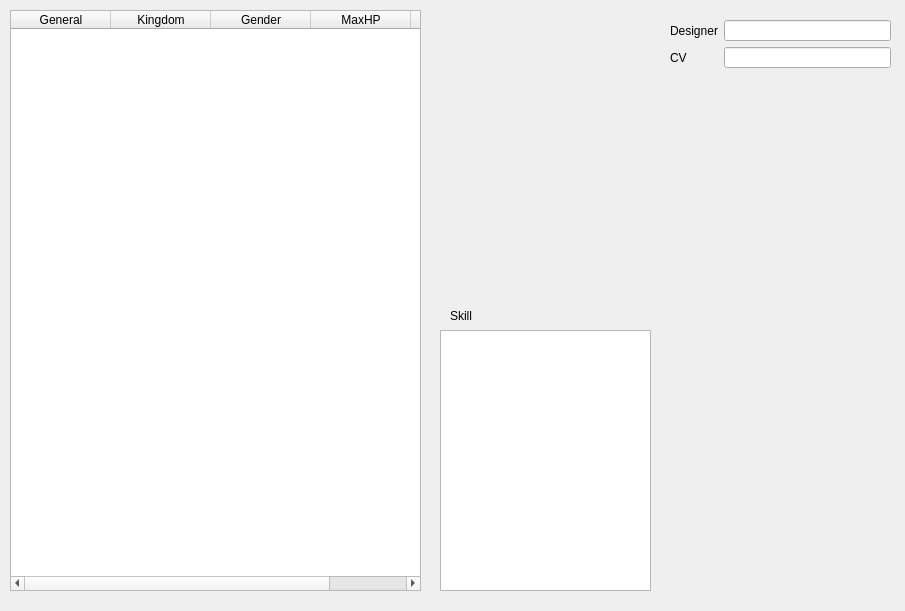
Before: the Qt Designer form src/dialog/generaloverview.ui in Mogara/QSanguosha, drawn with Qt 5.
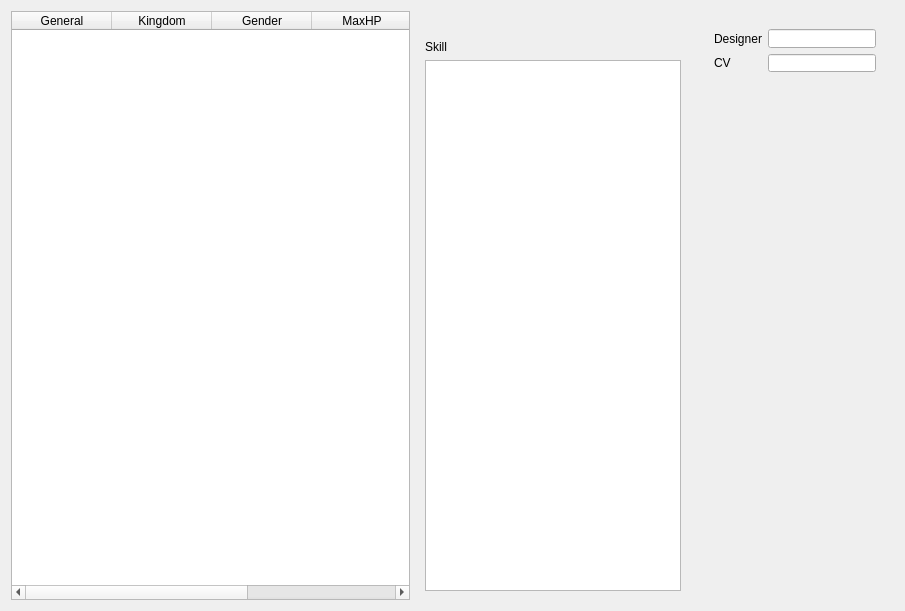
After: the same form once the commit is applied. Icons and pictures are not drawn.

Commit message: trivial layout adjustments

The edit to the form file:
```diff
--- a/src/dialog/generaloverview.ui
+++ b/src/dialog/generaloverview.ui
@@ -16,15 +16,9 @@
   <property name="windowTitle">
    <string>General Overview</string>
   </property>
+  <layout class="QHBoxLayout" name="horizontalLayout_2">
+   <item>
   <widget class="QTableWidget" name="tableWidget">
-   <property name="geometry">
-    <rect>
-     <x>10</x>
-     <y>10</y>
-     <width>411</width>
-     <height>581</height>
-    </rect>
-   </property>
    <property name="editTriggers">
     <set>QAbstractItemView::NoEditTriggers</set>
    </property>
@@ -63,41 +57,14 @@
     </property>
    </column>
   </widget>
-  <widget class="QLabel" name="skillLabel">
-   <property name="geometry">
-    <rect>
-     <x>450</x>
-     <y>310</y>
-     <width>30</width>
-     <height>12</height>
-    </rect>
-   </property>
-   <property name="text">
-    <string>Skill</string>
-   </property>
-  </widget>
-  <widget class="QTextEdit" name="skillTextEdit">
-   <property name="geometry">
-    <rect>
-     <x>440</x>
-     <y>330</y>
-     <width>211</width>
-     <height>261</height>
-    </rect>
-   </property>
-   <property name="readOnly">
-    <bool>true</bool>
-   </property>
-  </widget>
+   </item>
+   <item>
+    <layout class="QHBoxLayout" name="horizontalLayout">
+     <item>
+      <widget class="QFrame" name="">
+       <layout class="QVBoxLayout" name="verticalLayout_2">
+        <item>
   <widget class="QLabel" name="generalPhoto">
-   <property name="geometry">
-    <rect>
-     <x>450</x>
-     <y>10</y>
-     <width>200</width>
-     <height>290</height>
-    </rect>
-   </property>
    <property name="text">
     <string/>
    </property>
@@ -105,14 +72,83 @@
     <pixmap>../image/generals/card/caocao.jpg</pixmap>
    </property>
   </widget>
+        </item>
+        <item>
+         <widget class="QLabel" name="skillLabel">
+          <property name="text">
+           <string>Skill</string>
+          </property>
+         </widget>
+        </item>
+        <item>
+         <widget class="QTextEdit" name="skillTextEdit">
+          <property name="readOnly">
+           <bool>true</bool>
+          </property>
+         </widget>
+        </item>
+       </layout>
+      </widget>
+     </item>
+     <item>
+      <widget class="QFrame" name="">
+       <layout class="QVBoxLayout" name="verticalLayout">
+        <item>
+         <widget class="QFrame" name="frame">
+          <property name="maximumSize">
+           <size>
+            <width>221</width>
+            <height>61</height>
+           </size>
+          </property>
+          <layout class="QGridLayout" name="gridLayout">
+           <item row="1" column="1">
+            <widget class="QLineEdit" name="cvLineEdit">
+             <property name="frame">
+              <bool>true</bool>
+             </property>
+             <property name="alignment">
+              <set>Qt::AlignRight|Qt::AlignTrailing|Qt::AlignVCenter</set>
+             </property>
+             <property name="readOnly">
+              <bool>true</bool>
+             </property>
+            </widget>
+           </item>
+           <item row="1" column="0">
+            <widget class="QLabel" name="cvLabel">
+             <property name="text">
+              <string>CV</string>
+             </property>
+            </widget>
+           </item>
+           <item row="0" column="1">
+            <widget class="QLineEdit" name="designerLineEdit">
+             <property name="alignment">
+              <set>Qt::AlignRight|Qt::AlignTrailing|Qt::AlignVCenter</set>
+             </property>
+             <property name="readOnly">
+              <bool>true</bool>
+             </property>
+            </widget>
+           </item>
+           <item row="0" column="0">
+            <widget class="QLabel" name="designerLabel">
+             <property name="text">
+              <string>Designer</string>
+             </property>
+            </widget>
+           </item>
+          </layout>
+         </widget>
+        </item>
+        <item>
   <widget class="QScrollArea" name="scrollArea">
-   <property name="geometry">
-    <rect>
-     <x>670</x>
-     <y>80</y>
+          <property name="maximumSize">
+           <size>
      <width>221</width>
-     <height>511</height>
-    </rect>
+            <height>16777215</height>
+           </size>
    </property>
    <property name="frameShape">
     <enum>QFrame::NoFrame</enum>
@@ -125,61 +161,19 @@
      <rect>
       <x>0</x>
       <y>0</y>
-      <width>221</width>
-      <height>511</height>
+             <width>189</width>
+             <height>535</height>
      </rect>
     </property>
    </widget>
   </widget>
-  <widget class="QWidget" name="layoutWidget">
-   <property name="geometry">
-    <rect>
-     <x>670</x>
-     <y>20</y>
-     <width>221</width>
-     <height>48</height>
-    </rect>
-   </property>
-   <layout class="QGridLayout" name="gridLayout">
-    <item row="0" column="0">
-     <widget class="QLabel" name="designerLabel">
-      <property name="text">
-       <string>Designer</string>
-      </property>
-     </widget>
-    </item>
-    <item row="0" column="1">
-     <widget class="QLineEdit" name="designerLineEdit">
-      <property name="alignment">
-       <set>Qt::AlignRight|Qt::AlignTrailing|Qt::AlignVCenter</set>
-      </property>
-      <property name="readOnly">
-       <bool>true</bool>
-      </property>
-     </widget>
-    </item>
-    <item row="1" column="0">
-     <widget class="QLabel" name="cvLabel">
-      <property name="text">
-       <string>CV</string>
-      </property>
-     </widget>
-    </item>
-    <item row="1" column="1">
-     <widget class="QLineEdit" name="cvLineEdit">
-      <property name="frame">
-       <bool>true</bool>
-      </property>
-      <property name="alignment">
-       <set>Qt::AlignRight|Qt::AlignTrailing|Qt::AlignVCenter</set>
-      </property>
-      <property name="readOnly">
-       <bool>true</bool>
-      </property>
-     </widget>
-    </item>
-   </layout>
-  </widget>
+        </item>
+       </layout>
+      </widget>
+     </item>
+    </layout>
+   </item>
+  </layout>
  </widget>
  <resources/>
  <connections/>
```
Lines whose indentation alone changed are shown as unchanged. The commit also changes 1 other file.
